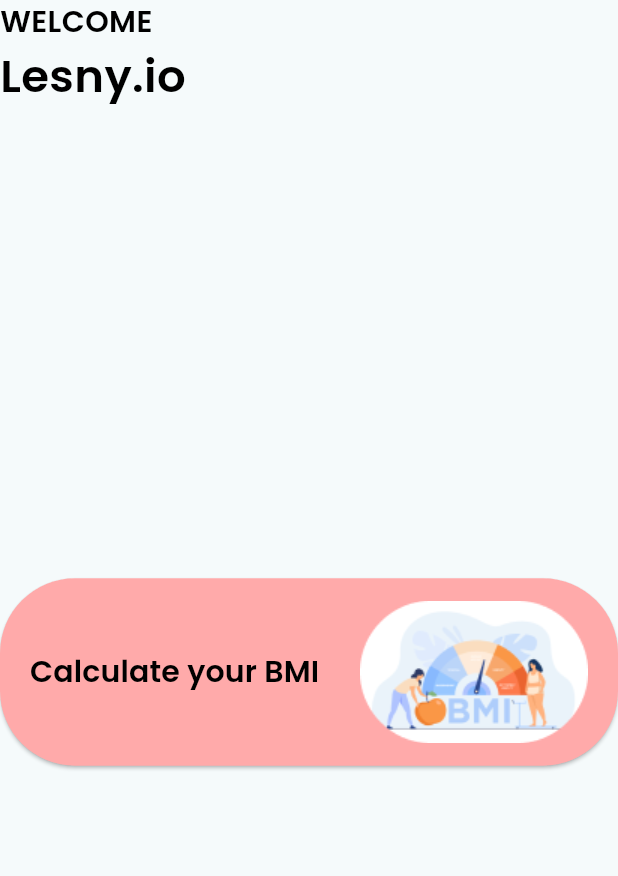
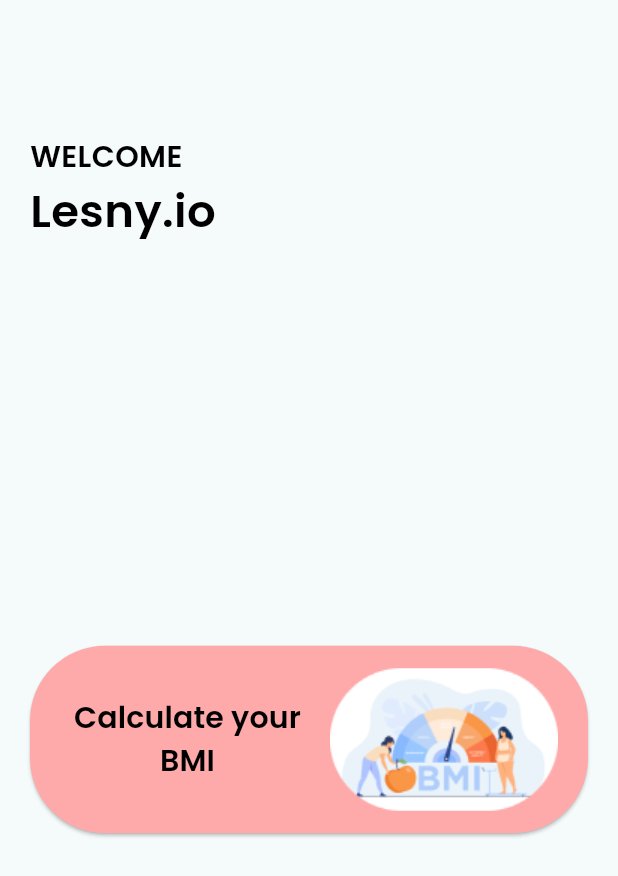
Before and after one commit to Basel85/MD-TREE-Session-4, a Flutter app: the DashboardScreen screen opened directly, on a phone screen of 412 x 824 dp. Shown: the top 876 px of the screen. Run offline on Flutter 3.47's test engine with Material 3 defaults, Android fonts, the phone set to English and light mode, and no system bars.

Commit message:
dashboard screen almost done

```diff
--- a/lib/md_tree_session_4.dart
+++ b/lib/md_tree_session_4.dart
@@ -1,4 +1,5 @@
 import 'package:flutter/material.dart';
+import 'package:md_tree_session_4/presentation/screens/dashboard_screen.dart';
 import 'package:md_tree_session_4/presentation/screens/sign_in_screen.dart';
 import 'package:md_tree_session_4/themes/app_colors.dart';
 
@@ -16,7 +17,7 @@
             seedColor: AppColors.colorEEEEEE,
             background: AppColors.colorEEEEEE),
       ),
-      home: const SignInScreen(),
+      home: const DashboardScreen(),
     );
   }
 }
--- a/lib/presentation/screens/dashboard_screen.dart
+++ b/lib/presentation/screens/dashboard_screen.dart
@@ -6,8 +6,10 @@
 
   @override
   Widget build(BuildContext context) {
-    return const Scaffold(
-      body: DashboardScreenBody(),
+    return const SafeArea(
+      child: Scaffold(
+        body: DashboardScreenBody(),
+      ),
     );
   }
 }
--- a/lib/presentation/widgets/dashboard_screen_body/calculate_your_bmi_button/calculate_your_bmi_button.dart
+++ b/lib/presentation/widgets/dashboard_screen_body/calculate_your_bmi_button/calculate_your_bmi_button.dart
@@ -1,4 +1,6 @@
+import 'package:flutter/cupertino.dart';
 import 'package:flutter/material.dart';
+import 'package:flutter/widgets.dart';
 import 'package:md_tree_session_4/presentation/widgets/custom_button.dart';
 import 'package:md_tree_session_4/presentation/widgets/dashboard_screen_body/calculate_your_bmi_button/bmi_image.dart';
 import 'package:md_tree_session_4/presentation/widgets/dashboard_screen_body/calculate_your_bmi_button/calculate_your_bmi_text.dart';
@@ -12,8 +14,11 @@
     return CustomButton(
         buttonColor: AppColors.colorFFAAAA,
         buttonContent: const Row(
-          mainAxisAlignment: MainAxisAlignment.spaceBetween,
-          children: [CalculateYourBMIText(), BMIImage()],
+          children: [
+            Expanded(child: CalculateYourBMIText()),
+            SizedBox(width: 10),
+            BMIImage()
+          ],
         ),
         onPressed: () {});
   }
--- a/lib/presentation/widgets/dashboard_screen_body/dashboard_screen_body.dart
+++ b/lib/presentation/widgets/dashboard_screen_body/dashboard_screen_body.dart
@@ -10,13 +10,16 @@
 
   @override
   Widget build(BuildContext context) {
-    return const Column(
+    return const Padding(
+      padding: EdgeInsets.only(top: 90, left: 20, right: 20),
+      child: Column(
         crossAxisAlignment: CrossAxisAlignment.start,
         children: <Widget>[
           WelcomeText(),
           UsernameText(),
           Expanded(child: Center(child: CalculateYourBMIButton()))
         ],
+      ),
     );
   }
 }
```
Lines whose indentation alone changed are shown as unchanged.
